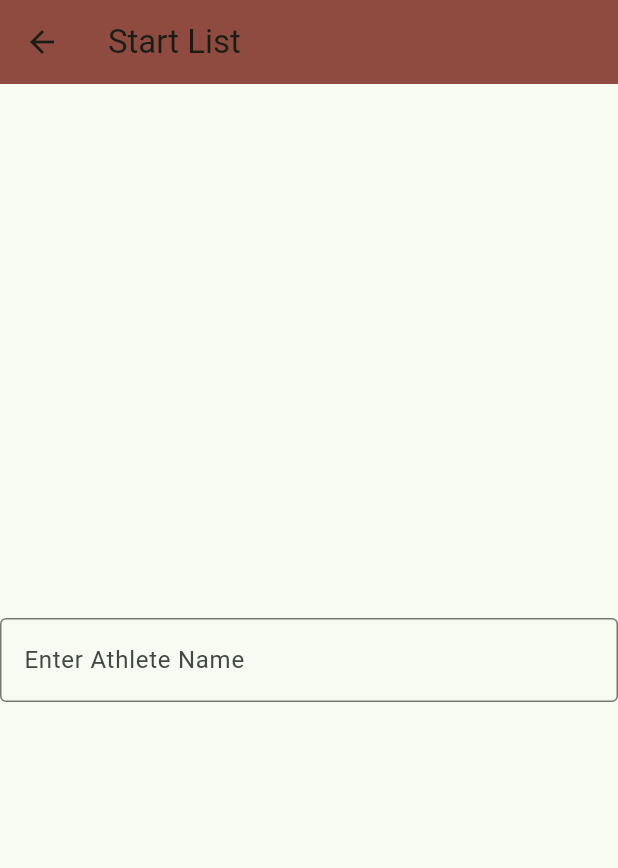
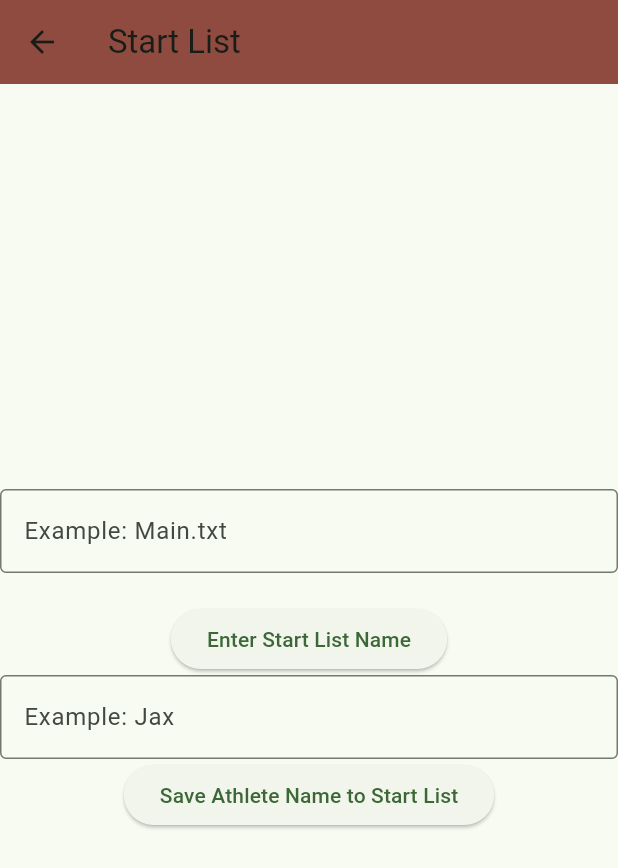
Before and after one commit to JaxJacobson/laser_timing_gate_app, a Flutter app: the StartListPage screen opened directly, on a phone screen of 412 x 824 dp. Shown: the top 868 px of the screen. Run offline on Flutter 3.47's test engine with Material 3 defaults, Android fonts, the phone set to English and light mode, and no system bars; missing offline and left inert: flutter_libserialport.

Commit message:
Added a new test to the TDD to be able to name the start list, and the athlete names inputted will be attributed to that custom start list name. The start list page now haas two text boxes to insert a start list name and the athlete names, and it technically works, but it is just very finicky.

```diff
--- a/lib/file_service.dart
+++ b/lib/file_service.dart
@@ -1,15 +1,40 @@
 import 'dart:io';
 
-class FileService {
-  static Future<void> saveAthleteToStartList(String name) async {
-    final dir = Directory('start_lists'); // Directory for start lists
+class FileTransfer {
+
+  static Future<void> saveAthlete(String name)  // Unused function to save athlete name
+  async {                                       // Necessary for TDD test to pass, but not used in the app.
+
+    final basePath = Directory.current.path; // Get the current directory path
+    final dir = Directory('$basePath/start_lists'); // Get the start_lists directory
 
     if (!await dir.exists()) {
-      await dir.create(); // Create start_lists if it doesn't exist
+
+      await dir.create(recursive: true); // Create start_lists if it doesn't exist
+    }
+    final file = File('$basePath/start_lists/start_list.txt');  // Put the default file in start_lists dir
+    await file.writeAsString('$name\n', mode: FileMode.append); // Append the athlete name to the default file
+  }
+
+
+  static String get basePath => Directory.current.path; // Get the current directory path
+  static Future<void> saveAthleteToCustomList({ // Actual function used in the app to save athlete name
+
+    required String name,     // Athlete name
+    required String fileName  // Custom file name
+
+  }) async {
+
+    final dir = Directory('$basePath/start_lists'); // Get the start_lists directory
+
+    if (!await dir.exists()) {
+
+      await dir.create(recursive: true); // Create start_lists if it doesn't exist
+
     }
 
-    final file = File('start_lists/athletes.txt'); // Put start list in start_lists
+    final file = File('$basePath/start_lists/$fileName');  // Put the custom file in start_lists dir
+    await file.writeAsString('$name\n', mode: FileMode.append); // Append the athlete name to the custom file
 
-    await file.writeAsString('$name\n', mode: FileMode.append); // Append name to file with a newline
   }
 }
--- a/lib/start_list.dart
+++ b/lib/start_list.dart
@@ -1,4 +1,5 @@
 import 'package:flutter/material.dart';
+import 'file_service.dart';
 
 class StartListPage extends StatefulWidget {
   const StartListPage({super.key});
@@ -9,6 +10,11 @@ class StartListPage extends StatefulWidget {
 
 class _StartListPageState extends State<StartListPage> {
   static const String title = 'Start List';
+  final TextEditingController _controller = TextEditingController();
+
+  String? filename; // Variable to hold the custom file name entered by the user
+  String? name;     // Variable to hold the athlete name entered by the user
+
 
   @override
   Widget build(BuildContext context) {
@@ -30,12 +36,38 @@ class _StartListPageState extends State<StartListPage> {
           mainAxisAlignment: MainAxisAlignment.center,
           children: [
             TextField(
+              controller: _controller,
               decoration: InputDecoration(
                 border: OutlineInputBorder(),
-                labelText: 'Enter Athlete Name',
+                labelText: 'Example: Main.txt',
               ),
             ),
-
+            SizedBox(height: 20),
+            ElevatedButton(
+              onPressed: () async {
+                filename = _controller.text; // Get the custom file name from the text field;
+                _controller.clear();
+              },
+              child: Text('Enter Start List Name'),
+            ),
+            TextField(
+              controller: _controller,
+              decoration: InputDecoration(
+                border: OutlineInputBorder(),
+                labelText: 'Example: Jax',
+              ),
+            ),
+            ElevatedButton(
+              onPressed: () async {
+                name = _controller.text; // Get the athlete name from the text field
+                await FileTransfer.saveAthleteToCustomList( // Call the function to save the athlete name to the custom file
+                  name: name!,          // Needs the ! for some reason
+                  fileName: filename!,  // Needs the ! for some reason
+                );
+                _controller.clear();
+              },
+              child: Text('Save Athlete Name to Start List'),
+            ),
           ],
         ),
       ),
--- /dev/null
+++ b/start_lists/SL.txt
@@ -0,0 +1,3 @@
+Jax
+Mayson
+Evan
--- /dev/null
+++ b/start_lists/start_list.txt
@@ -0,0 +1,11 @@
+Jax
+Jax
+Jax
+Jax
+Mayson
+Evan
+Jax
+Mayson
+Evan
+Jax
+Jax
```
Also changed, not shown: 1 other file.
